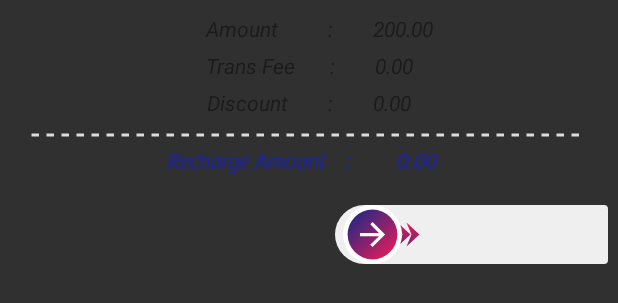
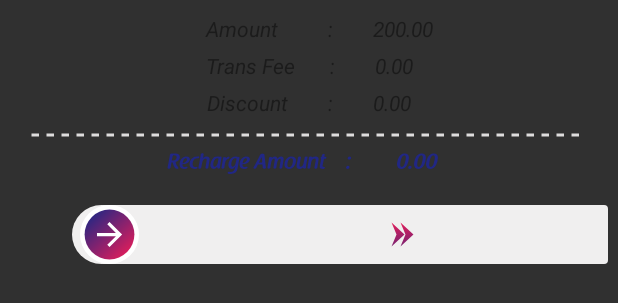
Before and after one commit to marasamallikarjuna/fill, an Android app: the layout history_exp_item.xml on its own in the app's theme, with its tools: preview values and no code run, on a phone screen of 412 x 824 dp. Shown: the top 303 px of the screen. Run offline under Robolectric (Android 15) with nearby library versions, the phone set to English and light mode, and no system bars; Roboto replaces fonts that are not available here.

Commit message:
row_rv_text

```diff
--- a/app/src/main/java/com/mi/fillspay/view/MobileRecFragOne.java
+++ b/app/src/main/java/com/mi/fillspay/view/MobileRecFragOne.java
@@ -45,9 +45,7 @@ public class MobileRecFragOne extends Fragment implements View.OnClickListener {
     @Override
     public void onActivityCreated(@Nullable Bundle savedInstanceState) {
         super.onActivityCreated(savedInstanceState);
-
         initViews();
-
     }
 
     private static Point getScreenSize(Context activity) {
@@ -66,7 +64,6 @@ public class MobileRecFragOne extends Fragment implements View.OnClickListener {
     }
 
     private void initViews() {
-
         recyclerView = (CenterEdgeItemsRecyclerView) getActivity().findViewById(R.id.wrv);
         recyclerView.setCenterEdgeItems(true);
         HalfCurveLayoutManager manager = new HalfCurveLayoutManager(getActivity(), 1.0f);
@@ -76,10 +73,8 @@ public class MobileRecFragOne extends Fragment implements View.OnClickListener {
         RVAdapter adapter = new RVAdapter(getActivity());
         recyclerView.setAdapter(adapter);
         helper.attachToRecyclerView(recyclerView);
-
         nextpage = getActivity().findViewById(R.id.nextPage_id);
         nextpage.setOnClickListener(this);
-
     }
 
     @Override
--- a/app/src/main/res/layout/history_exp_item.xml
+++ b/app/src/main/res/layout/history_exp_item.xml
@@ -52,9 +52,9 @@
         android:textColor="@color/endColor" />
 
     <com.mi.fillspay.utilities.SwipeButton
-        android:layout_width="@dimen/_140sdp"
+        android:layout_width="match_parent"
+        android:layout_marginStart="@dimen/_32sdp"
         android:layout_height="@dimen/_30sdp"
-        android:layout_gravity="end"
         android:layout_marginTop="@dimen/_10sdp"
         android:layout_marginBottom="@dimen/_10sdp" />
 
```
